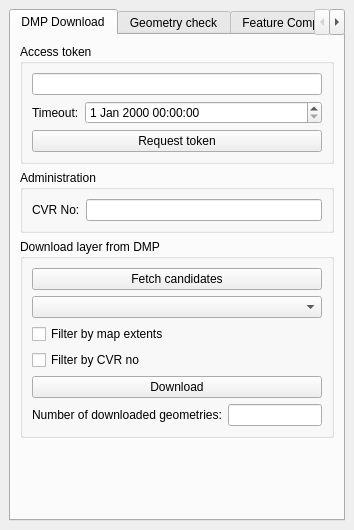
Above: dmp_manager/dmp_manager_dockwidget_base.ui from bvthomsen/QGIS-DMP-plugin before the change. Below: the same form after it.
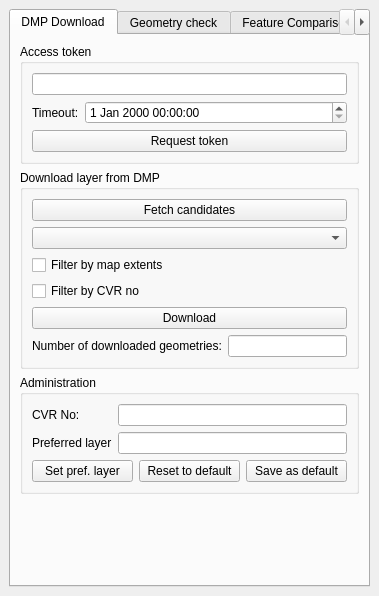
That is the form after the change.

Commit message: Ekstra knap

Diff of the .ui file:
```diff
--- a/dmp_manager/dmp_manager_dockwidget_base.ui
+++ b/dmp_manager/dmp_manager_dockwidget_base.ui
@@ -6,8 +6,8 @@
    <rect>
     <x>0</x>
     <y>0</y>
-    <width>354</width>
-    <height>530</height>
+    <width>379</width>
+    <height>596</height>
    </rect>
   </property>
   <property name="windowTitle">
@@ -58,29 +58,6 @@
           </layout>
          </widget>
         </item>
-        <item>
-         <widget class="QGroupBox" name="groupBox_6">
-          <property name="title">
-           <string>Administration</string>
-          </property>
-          <layout class="QVBoxLayout" name="verticalLayout_6">
-           <item>
-            <layout class="QFormLayout" name="formLayout_2">
-             <item row="0" column="0">
-              <widget class="QLabel" name="label_2">
-               <property name="text">
-                <string>CVR No:</string>
-               </property>
-              </widget>
-             </item>
-             <item row="0" column="1">
-              <widget class="QLineEdit" name="leCVRNo"/>
-             </item>
-            </layout>
-           </item>
-          </layout>
-         </widget>
-        </item>
         <item>
          <widget class="QGroupBox" name="groupBox">
           <property name="title">
@@ -139,6 +116,64 @@
           </layout>
          </widget>
         </item>
+        <item>
+         <widget class="QGroupBox" name="groupBox_6">
+          <property name="title">
+           <string>Administration</string>
+          </property>
+          <layout class="QVBoxLayout" name="verticalLayout_6">
+           <item>
+            <layout class="QFormLayout" name="formLayout_2">
+             <item row="0" column="0">
+              <widget class="QLabel" name="label_2">
+               <property name="text">
+                <string>CVR No:</string>
+               </property>
+              </widget>
+             </item>
+             <item row="0" column="1">
+              <widget class="QLineEdit" name="leCVRNo"/>
+             </item>
+             <item row="1" column="0">
+              <widget class="QLabel" name="label_3">
+               <property name="text">
+                <string>Preferred layer</string>
+               </property>
+              </widget>
+             </item>
+             <item row="1" column="1">
+              <widget class="QLineEdit" name="lePrefLayer"/>
+             </item>
+            </layout>
+           </item>
+           <item>
+            <layout class="QHBoxLayout" name="horizontalLayout">
+             <item>
+              <widget class="QPushButton" name="pbPrefLayer">
+               <property name="text">
+                <string>Set pref. layer</string>
+               </property>
+              </widget>
+             </item>
+             <item>
+              <widget class="QPushButton" name="pbReset">
+               <property name="text">
+                <string>Reset to default</string>
+               </property>
+              </widget>
+             </item>
+             <item>
+              <widget class="QPushButton" name="pbSave">
+               <property name="text">
+                <string>Save as default</string>
+               </property>
+              </widget>
+             </item>
+            </layout>
+           </item>
+          </layout>
+         </widget>
+        </item>
         <item>
          <spacer name="verticalSpacer">
           <property name="orientation">
```
